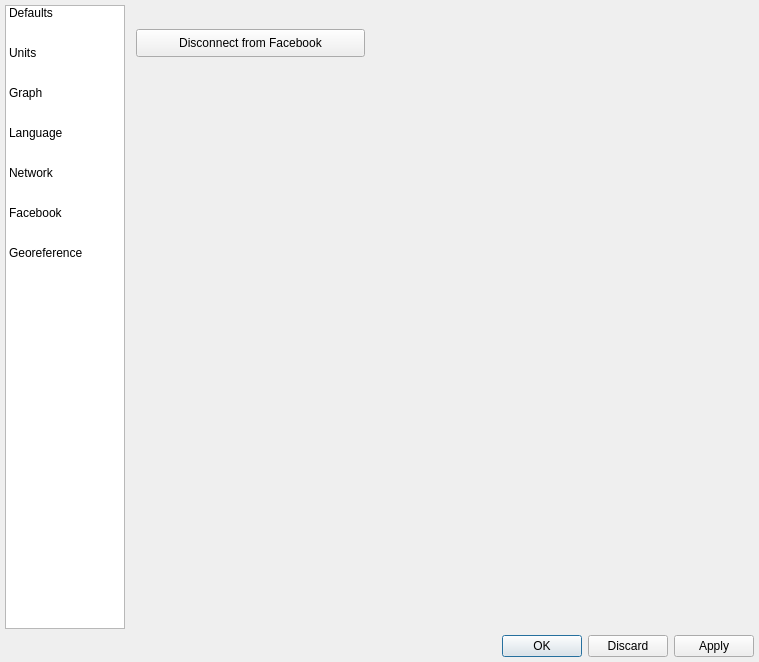
This is qt-ui/preferences.ui in subsurface/subsurface as Qt 5 draws it before an edit. The edited form follows.
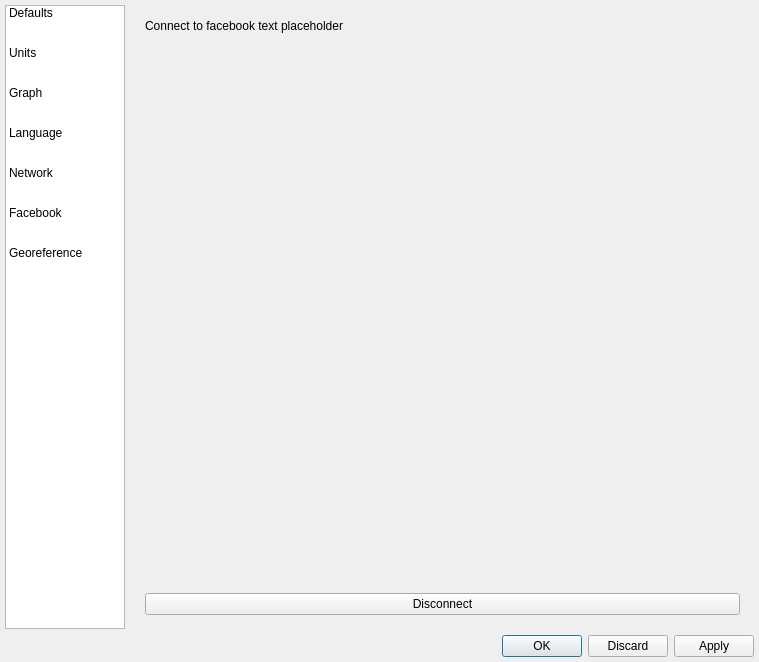
This is the edited form. The open tabs and pages were chosen to show the change. Icons and pictures are not drawn.

Commit message:
Make Facebook more user friendly
The current way that facebook works is terrible: it's scattered
around tons of files ( at least 4 different files and classes )
this moves things around a bit, add a disconnect button that
was missing, cleans tons of code and fix inconsistencies.

I will also redo this part for 5.0, but it's too late for 4.5

Patch:
```diff
--- a/qt-ui/preferences.ui
+++ b/qt-ui/preferences.ui
@@ -1482,7 +1482,7 @@
           <verstretch>0</verstretch>
          </sizepolicy>
         </property>
-        <layout class="QVBoxLayout" name="fbLayout" stretch="0,1,1">
+        <layout class="QVBoxLayout" name="fbLayout" stretch="0">
          <property name="spacing">
           <number>5</number>
          </property>
@@ -1499,48 +1499,36 @@
           <number>5</number>
          </property>
          <item>
-          <widget class="QLabel" name="FBLabel">
-           <property name="sizePolicy">
-            <sizepolicy hsizetype="Preferred" vsizetype="Fixed">
-             <horstretch>0</horstretch>
-             <verstretch>0</verstretch>
-            </sizepolicy>
-           </property>
-           <property name="wordWrap">
-            <bool>true</bool>
-           </property>
+          <widget class="QWidget" name="widget" native="true">
+           <layout class="QVBoxLayout" name="verticalLayout_9">
+            <item>
+             <widget class="QLabel" name="FBLabel">
+              <property name="sizePolicy">
+               <sizepolicy hsizetype="Preferred" vsizetype="Fixed">
+                <horstretch>0</horstretch>
+                <verstretch>0</verstretch>
+               </sizepolicy>
+              </property>
+              <property name="text">
+               <string>Connect to facebook text placeholder</string>
+              </property>
+             </widget>
+            </item>
+            <item>
+             <widget class="QWidget" name="fbWebviewContainer" native="true">
+              <layout class="QVBoxLayout" name="verticalLayout_10"/>
+             </widget>
+            </item>
+            <item>
+             <widget class="QPushButton" name="fbDisconnect">
+              <property name="text">
+               <string>Disconnect</string>
+              </property>
+             </widget>
+            </item>
+           </layout>
           </widget>
          </item>
-         <item>
-          <widget class="QWidget" name="fbConnected" native="true">
-           <widget class="QPushButton" name="btnDisconnectFacebook">
-            <property name="geometry">
-             <rect>
-              <x>0</x>
-              <y>0</y>
-              <width>229</width>
-              <height>28</height>
-             </rect>
-            </property>
-            <property name="text">
-             <string>Disconnect from Facebook</string>
-            </property>
-           </widget>
-          </widget>
-         </item>
-         <item>
-          <spacer name="verticalSpacer_4">
-           <property name="orientation">
-            <enum>Qt::Vertical</enum>
-           </property>
-           <property name="sizeHint" stdset="0">
-            <size>
-             <width>0</width>
-             <height>0</height>
-            </size>
-           </property>
-          </spacer>
-         </item>
         </layout>
        </widget>
        <widget class="QWidget" name="geolookup_page">
```
Left out of the diff: 171 changed lines with no effect on the pictures. The commit also changes 7 other files.
